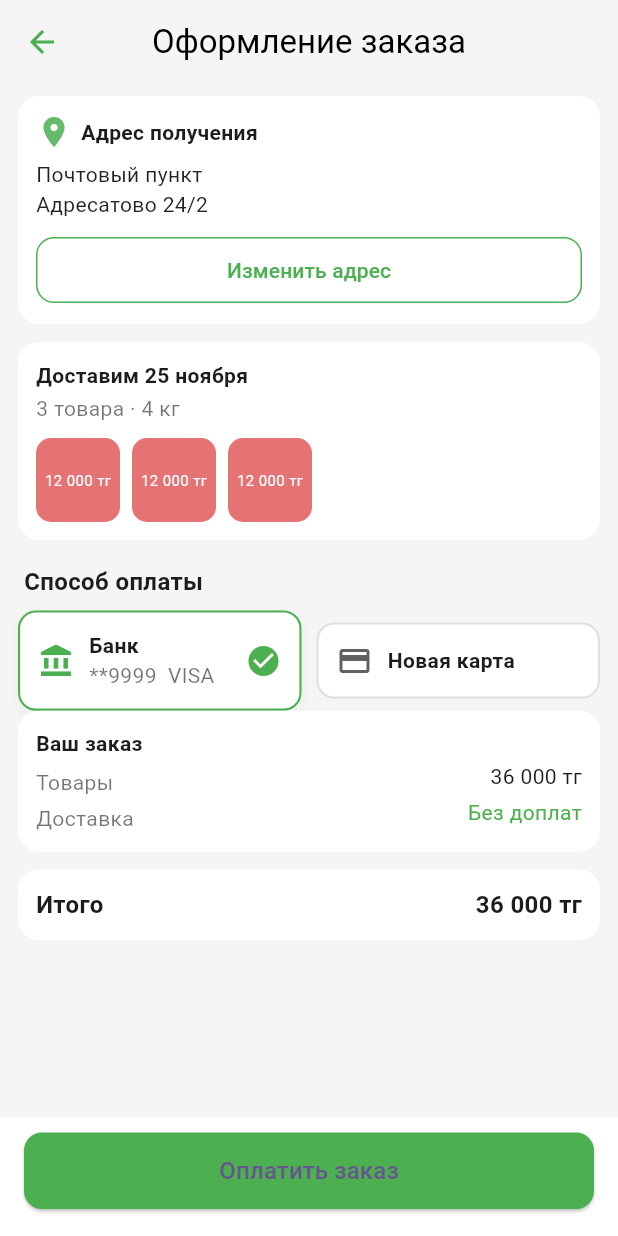
After one commit to kirillRARchik/historical_marketplace, a Flutter app: the CheckoutScreen screen opened directly, on a phone screen of 412 x 824 dp. The commit adds this screen. Run offline on Flutter 3.47's test engine with Material 3 defaults, Android fonts, the phone set to English and light mode, and no system bars.

Commit message:
что имеем

```diff
--- /dev/null
+++ b/frontend/historical_marketplace/lib/screens/checkout_screen.dart
@@ -0,0 +1,233 @@
+import 'package:flutter/material.dart';
+
+class CheckoutScreen extends StatefulWidget {
+  const CheckoutScreen({super.key});
+
+  @override
+  State<CheckoutScreen> createState() => _CheckoutScreenState();
+}
+
+class _CheckoutScreenState extends State<CheckoutScreen> {
+  int selectedPayment = 0; // 0 - банк, 1 - новая карта
+
+  @override
+  Widget build(BuildContext context) {
+    return Scaffold(
+      backgroundColor: Colors.grey[100],
+      appBar: AppBar(
+        elevation: 0,
+        backgroundColor: Colors.grey[100],
+        leading: IconButton(
+          icon: const Icon(Icons.arrow_back, color: Colors.green),
+          onPressed: () => Navigator.of(context).maybePop(),
+        ),
+        title: const Text('Оформление заказа', style: TextStyle(color: Colors.black)),
+        centerTitle: true,
+      ),
+      body: ListView(
+        padding: const EdgeInsets.symmetric(horizontal: 12, vertical: 8),
+        children: [
+          _block(
+            child: Column(
+              crossAxisAlignment: CrossAxisAlignment.start,
+              children: [
+                Row(
+                  children: [
+                    Icon(Icons.location_on, color: Colors.green[400]),
+                    const SizedBox(width: 6),
+                    const Text('Адрес получения', style: TextStyle(fontWeight: FontWeight.w600)),
+                  ],
+                ),
+                const SizedBox(height: 6),
+                const Text('Почтовый пункт\nАдресатово 24/2', style: TextStyle(color: Colors.black87)),
+                const SizedBox(height: 10),
+                SizedBox(
+                  width: double.infinity,
+                  child: OutlinedButton(
+                    onPressed: () {},
+                    style: OutlinedButton.styleFrom(
+                      side: const BorderSide(color: Colors.green),
+                      shape: RoundedRectangleBorder(borderRadius: BorderRadius.circular(12)),
+                      padding: const EdgeInsets.symmetric(vertical: 12),
+                    ),
+                    child: const Text('Изменить адрес', style: TextStyle(color: Colors.green)),
+                  ),
+                ),
+              ],
+            ),
+          ),
+
+          _block(
+            child: Column(
+              crossAxisAlignment: CrossAxisAlignment.start,
+              children: [
+                const Text('Доставим 25 ноября', style: TextStyle(fontWeight: FontWeight.w600)),
+                const SizedBox(height: 2),
+                const Text('3 товара · 4 кг', style: TextStyle(color: Colors.black54)),
+                const SizedBox(height: 10),
+                Row(
+                  children: List.generate(3, (i) => _thumb()).toList(),
+                ),
+              ],
+            ),
+          ),
+
+          Padding(
+            padding: const EdgeInsets.only(top: 4, bottom: 8, left: 4),
+            child: const Text('Способ оплаты', style: TextStyle(fontWeight: FontWeight.w600, fontSize: 16)),
+          ),
+          Row(
+            children: [
+              Expanded(
+                child: _paymentOption(
+                  selected: selectedPayment == 0,
+                  icon: Icons.account_balance,
+                  title: 'Банк',
+                  subtitle: '**9999  VISA',
+                  onTap: () => setState(() => selectedPayment = 0),
+                ),
+              ),
+              const SizedBox(width: 10),
+              Expanded(
+                child: _paymentOption(
+                  selected: selectedPayment == 1,
+                  icon: Icons.credit_card,
+                  title: 'Новая карта',
+                  subtitle: '',
+                  onTap: () => setState(() => selectedPayment = 1),
+                ),
+              ),
+            ],
+          ),
+
+          _block(
+            child: Row(
+              mainAxisAlignment: MainAxisAlignment.spaceBetween,
+              crossAxisAlignment: CrossAxisAlignment.start,
+              children: const [
+                Expanded(
+                  child: Column(
+                    crossAxisAlignment: CrossAxisAlignment.start,
+                    children: [
+                      Text('Ваш заказ', style: TextStyle(fontWeight: FontWeight.w600)),
+                      SizedBox(height: 6),
+                      Text('Товары', style: TextStyle(color: Colors.black54)),
+                      SizedBox(height: 4),
+                      Text('Доставка', style: TextStyle(color: Colors.black54)),
+                    ],
+                  ),
+                ),
+                SizedBox(width: 10),
+                Column(
+                  crossAxisAlignment: CrossAxisAlignment.end,
+                  children: [
+                    SizedBox(height: 22),
+                    Text('36 000 тг'),
+                    SizedBox(height: 4),
+                    Text('Без доплат', style: TextStyle(color: Colors.green)),
+                  ],
+                ),
+              ],
+            ),
+          ),
+
+          _block(
+            child: Row(
+              mainAxisAlignment: MainAxisAlignment.spaceBetween,
+              children: const [
+                Text('Итого', style: TextStyle(fontWeight: FontWeight.w700, fontSize: 16)),
+                Text('36 000 тг', style: TextStyle(fontWeight: FontWeight.w700, fontSize: 16)),
+              ],
+            ),
+          ),
+          const SizedBox(height: 8),
+          const SizedBox(height: 80), // нижний отступ под кнопку
+        ],
+      ),
+      bottomNavigationBar: Container(
+        color: Colors.white,
+        padding: const EdgeInsets.fromLTRB(16, 10, 16, 18),
+        child: SizedBox(
+          width: double.infinity,
+          child: ElevatedButton(
+            onPressed: () {},
+            style: ElevatedButton.styleFrom(
+              backgroundColor: Colors.green,
+              padding: const EdgeInsets.symmetric(vertical: 14),
+              shape: RoundedRectangleBorder(borderRadius: BorderRadius.circular(12)),
+            ),
+            child: const Text('Оплатить заказ', style: TextStyle(fontSize: 16)),
+          ),
+        ),
+      ),
+    );
+  }
+
+  Widget _block({required Widget child}) {
+    return Container(
+      margin: const EdgeInsets.only(bottom: 12),
+      padding: const EdgeInsets.all(12),
+      decoration: BoxDecoration(
+        color: Colors.white,
+        borderRadius: BorderRadius.circular(14),
+      ),
+      child: child,
+    );
+  }
+
+  Widget _thumb() {
+    return Container(
+      width: 56,
+      height: 56,
+      margin: const EdgeInsets.only(right: 8),
+      decoration: BoxDecoration(
+        color: Colors.red[300],
+        borderRadius: BorderRadius.circular(10),
+      ),
+      child: const Center(
+        child: Text('12 000 тг', style: TextStyle(color: Colors.white, fontSize: 10)),
+      ),
+    );
+  }
+
+  Widget _paymentOption({
+    required bool selected,
+    required IconData icon,
+    required String title,
+    required String subtitle,
+    required VoidCallback onTap,
+  }) {
+    return InkWell(
+      onTap: onTap,
+      child: Container(
+        padding: const EdgeInsets.all(12),
+        decoration: BoxDecoration(
+          color: Colors.white,
+          borderRadius: BorderRadius.circular(12),
+          border: Border.all(color: selected ? Colors.green : Colors.grey.shade300, width: 1.4),
+          boxShadow: selected
+              ? [BoxShadow(color: Colors.green.withAlpha(20), blurRadius: 8, offset: const Offset(0, 3))]
+              : [],
+        ),
+        child: Row(
+          children: [
+            Icon(icon, color: selected ? Colors.green : Colors.grey[700]),
+            const SizedBox(width: 10),
+            Expanded(
+              child: Column(
+                crossAxisAlignment: CrossAxisAlignment.start,
+                children: [
+                  Text(title, style: const TextStyle(fontWeight: FontWeight.w600)),
+                  if (subtitle.isNotEmpty)
+                    Text(subtitle, style: const TextStyle(color: Colors.black54)),
+                ],
+              ),
+            ),
+            if (selected)
+              const Icon(Icons.check_circle, color: Colors.green),
+          ],
+        ),
+      ),
+    );
+  }
+}
--- a/frontend/historical_marketplace/lib/screens/profile_screen.dart
+++ b/frontend/historical_marketplace/lib/screens/profile_screen.dart
@@ -109,7 +109,7 @@ class ProfileScreen extends StatelessWidget {
           color: Colors.white,
           boxShadow: [
             BoxShadow(
-              color: Colors.black.withOpacity(0.03),
+              color: Colors.black.withAlpha(8),
               blurRadius: 10,
               offset: const Offset(0, -2),
             ),
```
Also changed, not shown: frontend/historical_marketplace/lib/screens/product_detail_screen.dart (added, +245 -0 lines).
